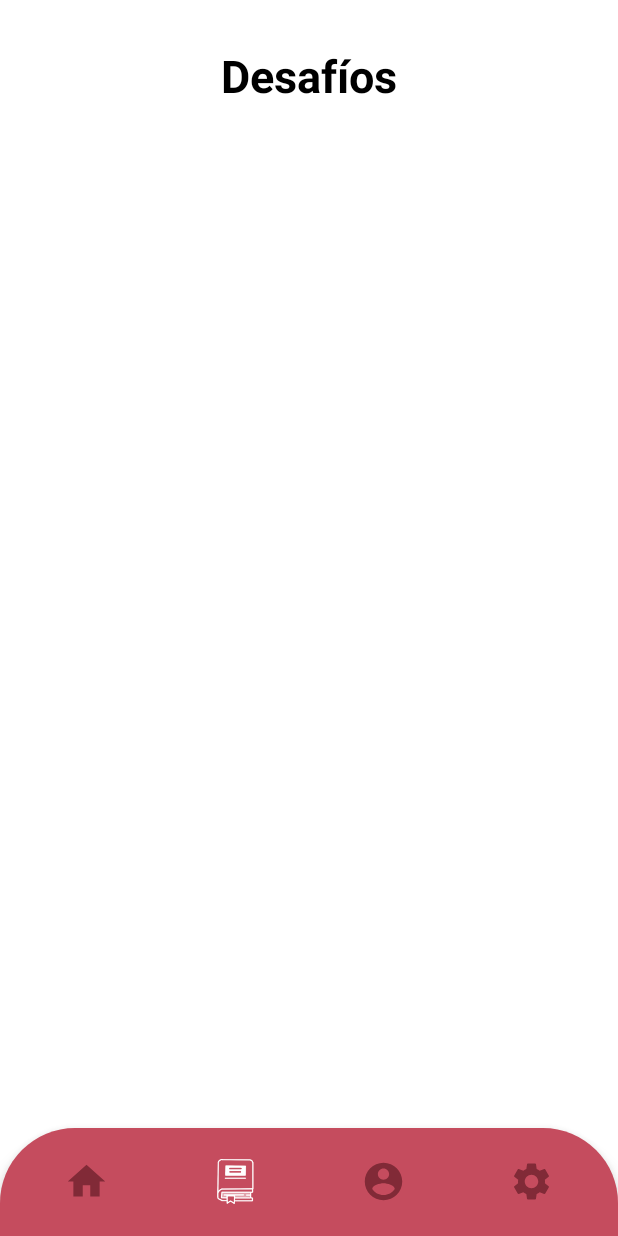
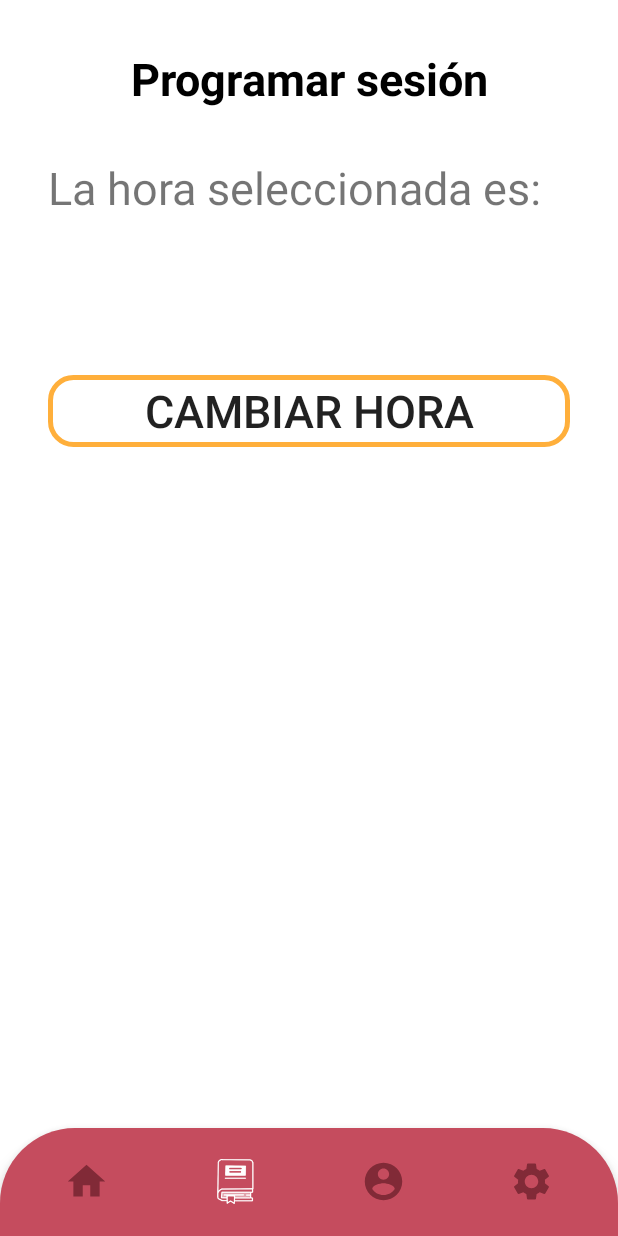
Before and after one commit to AilingITS/Biblioloft, an Android app: the MainActivity screen opened directly, with no data from a screen before it, item 2 of the bottom bar chosen, on a phone screen of 412 x 824 dp. Run offline under Robolectric (Android 15) with nearby library versions, the phone set to English and light mode, and no system bars; our stand-ins replace Firebase (no records; nobody signed in at launch, a user with empty details on screens opened directly), Picasso.

Commit message:
Update: ProgramarSesionFragment Notificaciones de la aplicación default

```diff
--- a/app/src/main/java/com/example/biblioloft/MainActivity.java
+++ b/app/src/main/java/com/example/biblioloft/MainActivity.java
@@ -7,9 +7,8 @@ import androidx.fragment.app.Fragment;
 import android.os.Bundle;
 import android.view.MenuItem;
 
-import com.example.biblioloft.fragmentsUser.ChallengeFragment;
+import com.example.biblioloft.fragmentsUser.ProgramarSesionFragment;
 import com.example.biblioloft.fragmentsUser.ProfileFragment;
-import com.example.biblioloft.R;
 import com.example.biblioloft.fragmentsUser.HomeFragment;
 import com.example.biblioloft.fragmentsUser.SettingsFragment;
 import com.google.android.material.bottomnavigation.BottomNavigationView;
@@ -39,7 +38,7 @@ public class MainActivity extends AppCompatActivity {
                         break;
 
                     case R.id.nav_challenge:
-                        fragment = new ChallengeFragment();
+                        fragment = new ProgramarSesionFragment();
                         break;
 
                     case R.id.nav_profile:
--- a/app/src/main/java/com/example/biblioloft/fragmentsUser/ChallengeFragment.java
+++ /dev/null
@@ -1,66 +0,0 @@
-package com.example.biblioloft.fragmentsUser;
-
-import android.os.Bundle;
-
-import androidx.fragment.app.Fragment;
-
-import android.view.LayoutInflater;
-import android.view.View;
-import android.view.ViewGroup;
-
-import com.example.biblioloft.R;
-
-/**
- * A simple {@link Fragment} subclass.
- * Use the {@link ChallengeFragment#newInstance} factory method to
- * create an instance of this fragment.
- */
-public class ChallengeFragment extends Fragment {
-
-    // TODO: Rename parameter arguments, choose names that match
-    // the fragment initialization parameters, e.g. ARG_ITEM_NUMBER
-    private static final String ARG_PARAM1 = "param1";
-    private static final String ARG_PARAM2 = "param2";
-
-    // TODO: Rename and change types of parameters
-    private String mParam1;
-    private String mParam2;
-
-    public ChallengeFragment() {
-        // Required empty public constructor
-    }
-
-    /**
-     * Use this factory method to create a new instance of
-     * this fragment using the provided parameters.
-     *
-     * @param param1 Parameter 1.
-     * @param param2 Parameter 2.
-     * @return A new instance of fragment ChallengeFragment.
-     */
-    // TODO: Rename and change types and number of parameters
-    public static ChallengeFragment newInstance(String param1, String param2) {
-        ChallengeFragment fragment = new ChallengeFragment();
-        Bundle args = new Bundle();
-        args.putString(ARG_PARAM1, param1);
-        args.putString(ARG_PARAM2, param2);
-        fragment.setArguments(args);
-        return fragment;
-    }
-
-    @Override
-    public void onCreate(Bundle savedInstanceState) {
-        super.onCreate(savedInstanceState);
-        if (getArguments() != null) {
-            mParam1 = getArguments().getString(ARG_PARAM1);
-            mParam2 = getArguments().getString(ARG_PARAM2);
-        }
-    }
-
-    @Override
-    public View onCreateView(LayoutInflater inflater, ViewGroup container,
-                             Bundle savedInstanceState) {
-        // Inflate the layout for this fragment
-        return inflater.inflate(R.layout.fragment_challenge, container, false);
-    }
-}
--- /dev/null
+++ b/app/src/main/java/com/example/biblioloft/fragmentsUser/ProgramarSesionFragment.java
@@ -0,0 +1,127 @@
+package com.example.biblioloft.fragmentsUser;
+
+import android.app.TimePickerDialog;
+import android.content.Context;
+import android.content.SharedPreferences;
+import android.os.Bundle;
+
+import androidx.fragment.app.Fragment;
+
+import android.util.Log;
+import android.view.LayoutInflater;
+import android.view.View;
+import android.view.ViewGroup;
+import android.widget.Button;
+import android.widget.TextView;
+import android.widget.TimePicker;
+import android.widget.Toast;
+import android.content.SharedPreferences;
+
+import com.example.biblioloft.R;
+import com.example.biblioloft.fragmentsUser.alarm.Utils;
+
+import java.util.Calendar;
+
+public class ProgramarSesionFragment extends Fragment {
+
+    private static final String ARG_PARAM1 = "param1";
+    private static final String ARG_PARAM2 = "param2";
+    private String mParam1;
+    private String mParam2;
+
+    private View view;
+    private TextView notificationsTime;
+    private Button change_notification;
+    private int alarmID = 1;
+    private SharedPreferences settings;
+
+    public ProgramarSesionFragment() {
+        // Required empty public constructor
+    }
+
+    public static ProgramarSesionFragment newInstance(String param1, String param2) {
+        ProgramarSesionFragment fragment = new ProgramarSesionFragment();
+        Bundle args = new Bundle();
+        args.putString(ARG_PARAM1, param1);
+        args.putString(ARG_PARAM2, param2);
+        fragment.setArguments(args);
+        return fragment;
+    }
+
+    @Override
+    public void onCreate(Bundle savedInstanceState) {
+        super.onCreate(savedInstanceState);
+        if (getArguments() != null) {
+            mParam1 = getArguments().getString(ARG_PARAM1);
+            mParam2 = getArguments().getString(ARG_PARAM2);
+        }
+    }
+
+    @Override
+    public View onCreateView(LayoutInflater inflater, ViewGroup container,
+                             Bundle savedInstanceState) {
+        view = inflater.inflate(R.layout.fragment_challenge, container, false);
+
+        settings = getContext().getSharedPreferences(getString(R.string.app_name), Context.MODE_PRIVATE);
+
+        String hour, minute;
+
+        hour = settings.getString("hour","");
+        minute = settings.getString("minute","");
+
+        notificationsTime = (TextView) view.findViewById(R.id.notifications_time);
+        change_notification = (Button) view.findViewById(R.id.change_notification);
+
+        if(hour.length() > 0)
+        {
+            notificationsTime.setText(hour + ":" + minute);
+        }
+
+        change_notification.setOnClickListener(new View.OnClickListener() {
+            @Override
+            public void onClick(View view) {
+                Calendar mcurrentTime = Calendar.getInstance();
+                int hour = mcurrentTime.get(Calendar.HOUR_OF_DAY);
+                int minute = mcurrentTime.get(Calendar.MINUTE);
+                TimePickerDialog mTimePicker;
+                mTimePicker = new TimePickerDialog(getContext(), new TimePickerDialog.OnTimeSetListener() {
+                    @Override
+                    public void onTimeSet(TimePicker timePicker, int selectedHour, int selectedMinute) {
+                        String finalHour, finalMinute;
+
+                        finalHour = "" + selectedHour;
+                        finalMinute = "" + selectedMinute;
+                        if (selectedHour < 10) finalHour = "0" + selectedHour;
+                        if (selectedMinute < 10) finalMinute = "0" + selectedMinute;
+                        notificationsTime.setText(finalHour + ":" + finalMinute);
+
+                        Calendar today = Calendar.getInstance();
+
+                        today.set(Calendar.HOUR_OF_DAY, selectedHour);
+                        today.set(Calendar.MINUTE, selectedMinute);
+                        today.set(Calendar.SECOND, 0);
+
+                        SharedPreferences.Editor edit = settings.edit();
+                        edit.putString("hour", finalHour);
+                        edit.putString("minute", finalMinute);
+
+                        //SAVE ALARM TIME TO USE IT IN CASE OF REBOOT
+                        edit.putInt("alarmID", alarmID);
+                        edit.putLong("alarmTime", today.getTimeInMillis());
+
+                        edit.commit();
+
+                        Toast.makeText(getActivity(), getString(R.string.changed_to, finalHour + ":" + finalMinute), Toast.LENGTH_LONG).show();
+
+                        Utils.setAlarm(alarmID, today.getTimeInMillis(), getContext());
+                    }
+                }, hour, minute, true);//Yes 24 hour time
+                mTimePicker.setTitle(getString(R.string.programar_hora));
+                mTimePicker.show();
+
+            }
+        });
+
+        return view;
+    }
+}
--- /dev/null
+++ b/app/src/main/res/drawable/ic_notification.xml
@@ -0,0 +1,5 @@
+<vector android:height="24dp" android:tint="#FFFFFF"
+    android:viewportHeight="24" android:viewportWidth="24"
+    android:width="24dp" xmlns:android="http://schemas.android.com/apk/res/android">
+    <path android:fillColor="@android:color/white" android:pathData="M18,2H6c-1.1,0 -2,0.9 -2,2v16c0,1.1 0.9,2 2,2h12c1.1,0 2,-0.9 2,-2V4c0,-1.1 -0.9,-2 -2,-2zM6,4h5v8l-2.5,-1.5L6,12V4z"/>
+</vector>
--- a/app/src/main/res/layout/fragment_challenge.xml
+++ b/app/src/main/res/layout/fragment_challenge.xml
@@ -1,21 +1,70 @@
 <?xml version="1.0" encoding="utf-8"?>
-<FrameLayout xmlns:android="http://schemas.android.com/apk/res/android"
+<androidx.constraintlayout.widget.ConstraintLayout xmlns:android="http://schemas.android.com/apk/res/android"
+    xmlns:app="http://schemas.android.com/apk/res-auto"
     xmlns:tools="http://schemas.android.com/tools"
     android:layout_width="match_parent"
     android:layout_height="match_parent"
     android:background="@color/white"
-    tools:context="com.example.biblioloft.fragmentsUser.ChallengeFragment">
+    tools:context="com.example.biblioloft.fragmentsUser.ProgramarSesionFragment">
 
     <TextView
+        android:id="@+id/textView4"
+        android:layout_width="wrap_content"
+        android:layout_height="wrap_content"
+        android:layout_gravity="center"
+        android:layout_marginStart="32dp"
+        android:layout_marginTop="32dp"
+        android:layout_marginEnd="32dp"
+        android:text="@string/text_ProgramarSesion"
+        android:textAlignment="center"
+        android:textColor="@color/black"
+        android:textSize="30sp"
+        android:textStyle="bold"
+        app:layout_constraintEnd_toEndOf="parent"
+        app:layout_constraintStart_toStartOf="parent"
+        app:layout_constraintTop_toTopOf="parent" />
+
+
+    <TextView
+        android:id="@+id/textView5"
         android:layout_width="match_parent"
-        android:layout_height="match_parent"
-        android:layout_gravity="center"
-        android:text="@string/challenge_text"
+        android:layout_height="wrap_content"
+        android:layout_marginStart="32dp"
+        android:layout_marginTop="32dp"
+        android:layout_marginEnd="32dp"
+        android:text="@string/programar_hora"
         android:textSize="30sp"
-        android:textColor="@color/black"
-        android:textStyle="bold"
-        android:textAlignment="center"
-        android:paddingTop="30dp"
-        />
+        app:layout_constraintEnd_toEndOf="parent"
+        app:layout_constraintStart_toStartOf="parent"
+        app:layout_constraintTop_toBottomOf="@+id/textView4" />
 
-</FrameLayout>
+    <TextView
+        android:id="@+id/notifications_time"
+        android:layout_width="match_parent"
+        android:layout_height="wrap_content"
+        android:layout_gravity="center_horizontal"
+        android:layout_marginStart="32dp"
+        android:layout_marginTop="32dp"
+        android:layout_marginEnd="32dp"
+        android:gravity="center_horizontal"
+        android:textSize="30sp"
+        app:layout_constraintEnd_toEndOf="parent"
+        app:layout_constraintStart_toStartOf="parent"
+        app:layout_constraintTop_toBottomOf="@+id/textView5"
+        tools:text="12:00" />
+
+    <Button
+        android:id="@+id/change_notification"
+        android:layout_width="match_parent"
+        android:layout_height="wrap_content"
+        android:layout_marginStart="32dp"
+        android:layout_marginTop="32dp"
+        android:layout_marginEnd="32dp"
+        android:text="@string/programar_cambiar_hora"
+        android:textSize="30sp"
+        android:background="@drawable/input_design"
+        app:layout_constraintEnd_toEndOf="parent"
+        app:layout_constraintStart_toStartOf="parent"
+        app:layout_constraintTop_toBottomOf="@+id/notifications_time" />
+
+</androidx.constraintlayout.widget.ConstraintLayout>
--- a/app/src/main/res/menu/item_menu.xml
+++ b/app/src/main/res/menu/item_menu.xml
@@ -6,7 +6,7 @@
         android:icon="@drawable/ic_home"/>
 
     <item android:id="@+id/nav_challenge"
-        android:title="@string/challenge_text"
+        android:title="@string/text_ProgramarSesion"
         android:icon="@drawable/logo_biblioloft"/>
 
     <item android:id="@+id/nav_profile"
--- a/app/src/main/res/menu/item_menu_admin.xml
+++ b/app/src/main/res/menu/item_menu_admin.xml
@@ -6,7 +6,7 @@
         android:icon="@drawable/ic_home"/>
 
     <item android:id="@+id/nav_challenge"
-        android:title="@string/challenge_text"
+        android:title="@string/text_ProgramarSesion"
         android:icon="@drawable/logo_biblioloft"/>
 
     <item android:id="@+id/nav_settings"
--- a/app/src/main/res/values/strings.xml
+++ b/app/src/main/res/values/strings.xml
@@ -14,7 +14,7 @@
     <!-- Strings Register -->
     <string name="re_registrate">Regístrate</string>
     <string name="home_text">Inicio</string>
-    <string name="challenge_text">Desafíos</string>
+    <string name="text_ProgramarSesion">Programar sesión</string>
     <string name="profile_text">Perfil</string>
     <string name="setting_text">Configuración</string>
     <string name="confPassword_text">Confirmar contraseña</string>
@@ -37,6 +37,10 @@
     <string name="TemaOscuro">TEMA OSCURO</string>
     <string name="Español_English">ESPAÑOL/ENGLISH</string>
 
+    <!-- Strings user -->
+    <string name="programar_hora">La hora seleccionada es:</string>
+    <string name="programar_cambiar_hora">Cambiar hora</string>
+
     <!-- Strings admin -->
     <string name="agregarLibro">Agregar Libro</string>
     <string name="datosLibro">Datos del libro</string>
@@ -58,4 +62,7 @@
     <string name="stringCambiosGuardadosCorrectamente">Cambios guardados correctamente</string>
     <string name="stringGuardarCambios">Guardar cambios</string>
 
+    <string name="changed_to">Notificación cambiada a las %s</string>
+    <string name="new_notification">Nueva notificación</string>
+
 </resources>
```
Also changed, not shown: app/src/main/AndroidManifest.xml (+27 -0 lines), app/src/main/java/com/example/biblioloft/fragmentsUser/alarm/AlarmReceiver.java (added, +21 -0 lines), app/src/main/java/com/example/biblioloft/fragmentsUser/alarm/MyRebootReceiver.java (added, +19 -0 lines), app/src/main/java/com/example/biblioloft/fragmentsUser/alarm/NotificationService.java (added, +99 -0 lines), app/src/main/java/com/example/biblioloft/fragmentsUser/alarm/RebootServiceClass.java (added, +35 -0 lines), app/src/main/java/com/example/biblioloft/fragmentsUser/alarm/Utils.java (added, +22 -0 lines).
